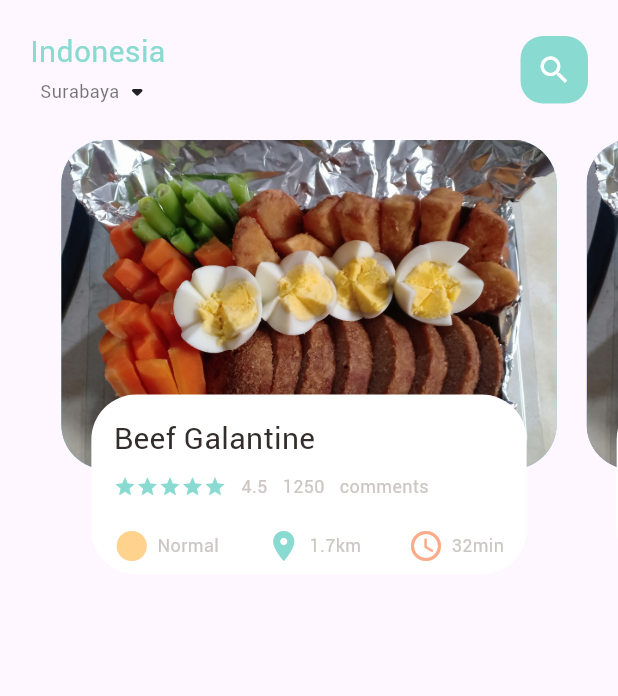
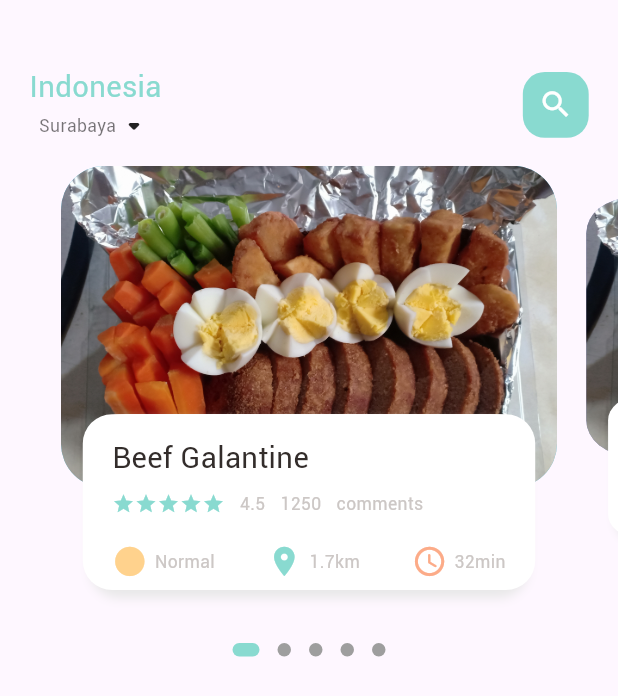
Before and after one commit to kezia2909/food_delivery_project_flutter, a Flutter app: the screen it shows after launch, on a phone screen of 412 x 824 dp. Shown: the top 696 px of the screen. Run offline on Flutter 3.47's test engine with Material 2 defaults, Android fonts, the phone set to English and light mode, and no system bars; drawn by our look-alikes of dots_indicator; our stand-ins replace get.

Commit message:
2.40 - scroll animation zoom, dynamic size

```diff
--- a/lib/home/body_food_page.dart
+++ b/lib/home/body_food_page.dart
@@ -1,6 +1,8 @@
+import 'package:dots_indicator/dots_indicator.dart';
 import 'package:flutter/cupertino.dart';
 import 'package:flutter/material.dart';
 import 'package:food_delivery_project/utils/colors.dart';
+import 'package:food_delivery_project/utils/dimensions.dart';
 import 'package:food_delivery_project/widgets/big_text.dart';
 import 'package:food_delivery_project/widgets/icon_and_text_widget.dart';
 import 'package:food_delivery_project/widgets/small_text.dart';
@@ -15,6 +17,8 @@ class BodyFoodPage extends StatefulWidget {
 class _BodyFoodPageState extends State<BodyFoodPage> {
   PageController pageController = PageController(viewportFraction: 0.85);
   var _currentPageValue = 0.0;
+  double _scaleFactor = 0.8;
+  double _height = Dimensions.pageViewContainer;
 
   @override
   void initState() {
@@ -37,9 +41,11 @@ class _BodyFoodPageState extends State<BodyFoodPage> {
 
   @override
   Widget build(BuildContext context) {
-    return Container(
+    return Column(
+      children: [
+        Container(
           // color: Colors.redAccent,
-      height: 320,
+          height: Dimensions.pageView,
           child: PageView.builder(
             controller: pageController,
             itemCount: 5,
@@ -47,17 +53,56 @@ class _BodyFoodPageState extends State<BodyFoodPage> {
               return _buildPageItem(index);
             },
           ),
+        ),
+        DotsIndicator(
+          dotsCount: 5,
+          position: _currentPageValue,
+          decorator: DotsDecorator(
+            activeColor: AppColors.mainColor,
+            size: const Size.square(9.0),
+            activeSize: const Size(18.0, 9.0),
+            activeShape: RoundedRectangleBorder(
+                borderRadius: BorderRadius.circular(Dimensions.radius5)),
+          ),
+        )
+      ],
     );
   }
 
   Widget _buildPageItem(int index) {
-    return Stack(
+    Matrix4 matrix = new Matrix4.identity();
+    if (index == _currentPageValue.floor()) {
+      var currentScale = 1 - (_currentPageValue - index) * (1 - _scaleFactor);
+      var currentTranslation = _height * (1 - currentScale) / 2;
+      matrix = Matrix4.diagonal3Values(1, currentScale, 1)
+        ..setTranslationRaw(0, currentTranslation, 0);
+    } else if (index == _currentPageValue.floor() + 1) {
+      var currentScale =
+          _scaleFactor + (_currentPageValue - index + 1) * (1 - _scaleFactor);
+      var currentTranslation = _height * (1 - currentScale) / 2;
+      matrix = Matrix4.diagonal3Values(1, currentScale, 1)
+        ..setTranslationRaw(0, currentTranslation, 0);
+    } else if (index == _currentPageValue.floor() - 1) {
+      var currentScale = 1 - (_currentPageValue - index) * (1 - _scaleFactor);
+      var currentTranslation = _height * (1 - currentScale) / 2;
+      matrix = Matrix4.diagonal3Values(1, currentScale, 1)
+        ..setTranslationRaw(0, currentTranslation, 0);
+    } else {
+      var currentScale = 0.8;
+      matrix = Matrix4.diagonal3Values(1, currentScale, 1)
+        ..setTranslationRaw(0, _height * (1 - _scaleFactor) / 2, 1);
+    }
+
+    return Transform(
+      transform: matrix,
+      child: Stack(
         children: [
           Container(
-          height: 220,
-          margin: EdgeInsets.only(left: 10, right: 10),
+            height: Dimensions.pageViewContainer,
+            margin: EdgeInsets.only(
+                left: Dimensions.width10, right: Dimensions.width10),
             decoration: BoxDecoration(
-            borderRadius: BorderRadius.circular(30),
+              borderRadius: BorderRadius.circular(Dimensions.radius30),
               color: index.isEven ? Color(0xFF69c5df) : Color(0xFF9294cc),
               image: DecorationImage(
                 fit: BoxFit.cover,
@@ -68,20 +113,41 @@ class _BodyFoodPageState extends State<BodyFoodPage> {
           Align(
             alignment: Alignment.bottomCenter,
             child: Container(
-            height: 120,
-            margin: EdgeInsets.only(left: 30, right: 30, bottom: 30),
+              height: Dimensions.pageViewTextContainer,
+              margin: EdgeInsets.only(
+                  left: Dimensions.width30,
+                  right: Dimensions.width30,
+                  bottom: Dimensions.height30),
               decoration: BoxDecoration(
-              borderRadius: BorderRadius.circular(30),
+                borderRadius: BorderRadius.circular(Dimensions.radius20),
                 color: Colors.white,
+                boxShadow: [
+                  BoxShadow(
+                    color: Color(0xFFe8e8e8),
+                    blurRadius: 5,
+                    offset: Offset(0, 5),
+                  ),
+                  BoxShadow(
+                    color: Colors.white,
+                    offset: Offset(-5, 0),
+                  ),
+                  BoxShadow(
+                    color: Colors.white,
+                    offset: Offset(5, 0),
+                  )
+                ],
               ),
               child: Container(
-              padding: EdgeInsets.only(top: 15, left: 15, right: 15),
+                padding: EdgeInsets.only(
+                    top: Dimensions.height15,
+                    left: Dimensions.width15,
+                    right: Dimensions.width15),
                 child: Column(
                   crossAxisAlignment: CrossAxisAlignment.start,
                   children: [
                     BigText(text: "Beef Galantine"),
                     SizedBox(
-                    height: 10,
+                      height: Dimensions.height10,
                     ),
                     Row(
                       children: [
@@ -118,7 +184,7 @@ class _BodyFoodPageState extends State<BodyFoodPage> {
                       ],
                     ),
                     SizedBox(
-                    height: 20,
+                      height: Dimensions.height20,
                     ),
                     Row(
                       mainAxisAlignment: MainAxisAlignment.spaceBetween,
@@ -143,6 +209,7 @@ class _BodyFoodPageState extends State<BodyFoodPage> {
             ),
           ),
         ],
+      ),
     );
   }
 }
--- a/lib/home/main_food_page.dart
+++ b/lib/home/main_food_page.dart
@@ -1,6 +1,7 @@
 import 'package:flutter/material.dart';
 import 'package:food_delivery_project/home/body_food_page.dart';
 import 'package:food_delivery_project/utils/colors.dart';
+import 'package:food_delivery_project/utils/dimensions.dart';
 import 'package:food_delivery_project/widgets/big_text.dart';
 import 'package:food_delivery_project/widgets/small_text.dart';
 
@@ -14,13 +15,17 @@ class MainFoodPage extends StatefulWidget {
 class _MainFoodPageState extends State<MainFoodPage> {
   @override
   Widget build(BuildContext context) {
+    print("current height ${MediaQuery.of(context).size.height.toString()}");
     return Scaffold(
       body: Column(
         children: [
+          // HEADER
           Container(
             child: Container(
-              margin: EdgeInsets.only(top: 20, bottom: 20),
-              padding: EdgeInsets.only(left: 20, right: 20),
+              margin: EdgeInsets.only(
+                  top: Dimensions.height45, bottom: Dimensions.height15),
+              padding: EdgeInsets.only(
+                  left: Dimensions.width20, right: Dimensions.width20),
               child: Row(
                 mainAxisAlignment: MainAxisAlignment.spaceBetween,
                 children: [
@@ -43,14 +48,16 @@ class _MainFoodPageState extends State<MainFoodPage> {
                   ),
                   Center(
                     child: Container(
-                      width: 45,
-                      height: 45,
+                      width: Dimensions.width45,
+                      height: Dimensions.height45,
                       child: Icon(
                         Icons.search,
                         color: Colors.white,
+                        size: Dimensions.iconSize24,
                       ),
                       decoration: BoxDecoration(
-                        borderRadius: BorderRadius.circular(15),
+                        borderRadius:
+                            BorderRadius.circular(Dimensions.radius15),
                         color: AppColors.mainColor,
                       ),
                     ),
@@ -59,6 +66,7 @@ class _MainFoodPageState extends State<MainFoodPage> {
               ),
             ),
           ),
+          // BODY
           BodyFoodPage(),
         ],
       ),
--- a/lib/main.dart
+++ b/lib/main.dart
@@ -1,4 +1,5 @@
 import 'package:flutter/material.dart';
+import 'package:get/get.dart';
 
 import 'home/main_food_page.dart';
 
@@ -12,7 +13,7 @@ class MyApp extends StatelessWidget {
   // This widget is the root of your application.
   @override
   Widget build(BuildContext context) {
-    return MaterialApp(
+    return GetMaterialApp(
       debugShowCheckedModeBanner: false,
       title: 'Flutter Demo',
       theme: ThemeData(
--- /dev/null
+++ b/lib/utils/dimensions.dart
@@ -0,0 +1,38 @@
+import 'package:get/get.dart';
+
+class Dimensions {
+  static double screenHeight = Get.context!.height;
+  static double screenWidth = Get.context!.width;
+
+  static double pageView = screenHeight / 2.64;
+  static double pageViewContainer = screenHeight / 3.84;
+  static double pageViewTextContainer = screenHeight / 7.03;
+
+  // dynamic height padding & margin
+  static double height10 = screenHeight / 84.4;
+  static double height15 = screenHeight / 56.27;
+  static double height20 = screenHeight / 42.2;
+  static double height30 = screenHeight / 28.13;
+  static double height45 = screenHeight / 18.76;
+
+  // dynamic width padding & margin
+  static double width5 = screenHeight / 168.8;
+  static double width10 = screenHeight / 84.4;
+  static double width15 = screenHeight / 56.27;
+  static double width20 = screenHeight / 42.2;
+  static double width30 = screenHeight / 28.13;
+  static double width45 = screenHeight / 18.76;
+
+  // font size
+  static double font12 = screenHeight / 70.33;
+  static double font20 = screenHeight / 42.2;
+
+  // radius
+  static double radius5 = screenHeight / 168.8;
+  static double radius15 = screenHeight / 56.27;
+  static double radius20 = screenHeight / 42.2;
+  static double radius30 = screenHeight / 28.13;
+
+  // icon size
+  static double iconSize24 = screenHeight / 35.17;
+}
--- a/lib/widgets/big_text.dart
+++ b/lib/widgets/big_text.dart
@@ -1,5 +1,6 @@
 import 'package:flutter/cupertino.dart';
 import 'package:food_delivery_project/utils/colors.dart';
+import 'package:food_delivery_project/utils/dimensions.dart';
 
 class BigText extends StatelessWidget {
   Color? color;
@@ -11,7 +12,7 @@ class BigText extends StatelessWidget {
       {super.key,
       this.color = const Color(0xFF332d2b),
       required this.text,
-      this.size = 20,
+      this.size = 0,
       this.overFlow = TextOverflow.ellipsis});
 
   @override
@@ -23,7 +24,7 @@ class BigText extends StatelessWidget {
       style: TextStyle(
         fontFamily: 'Roboto',
         color: color,
-        fontSize: size,
+        fontSize: size == 0 ? Dimensions.font20 : size,
         fontWeight: FontWeight.w400,
       ),
     );
--- a/lib/widgets/icon_and_text_widget.dart
+++ b/lib/widgets/icon_and_text_widget.dart
@@ -1,4 +1,5 @@
 import 'package:flutter/cupertino.dart';
+import 'package:food_delivery_project/utils/dimensions.dart';
 import 'package:food_delivery_project/widgets/small_text.dart';
 
 class IconAndTextWidget extends StatelessWidget {
@@ -20,9 +21,10 @@ class IconAndTextWidget extends StatelessWidget {
         Icon(
           icon,
           color: iconColor,
+          size: Dimensions.iconSize24,
         ),
         SizedBox(
-          width: 5,
+          width: Dimensions.width5,
         ),
         SmallText(text: text),
       ],
--- a/lib/widgets/small_text.dart
+++ b/lib/widgets/small_text.dart
@@ -1,5 +1,6 @@
 import 'package:flutter/cupertino.dart';
 import 'package:food_delivery_project/utils/colors.dart';
+import 'package:food_delivery_project/utils/dimensions.dart';
 
 class SmallText extends StatelessWidget {
   Color? color;
@@ -11,7 +12,7 @@ class SmallText extends StatelessWidget {
     super.key,
     this.color = const Color(0xFFccc7c5),
     required this.text,
-    this.size = 12,
+    this.size = 0,
     this.height = 1.2,
   });
 
@@ -22,7 +23,7 @@ class SmallText extends StatelessWidget {
       style: TextStyle(
         fontFamily: 'Roboto',
         color: color,
-        fontSize: size,
+        fontSize: size == 0 ? Dimensions.font12 : size,
         height: height,
       ),
     );
```
Also changed, not shown: pubspec.yaml (+7 -17 lines), pubspec.lock. Lines whose indentation alone changed are shown as unchanged.
